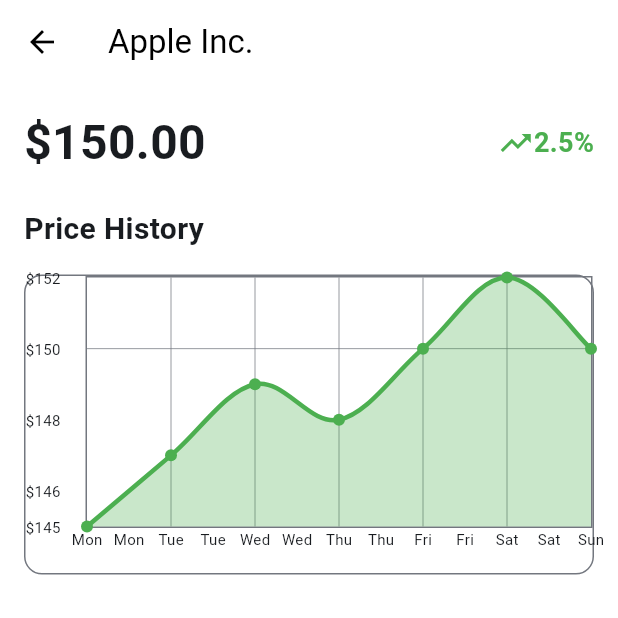
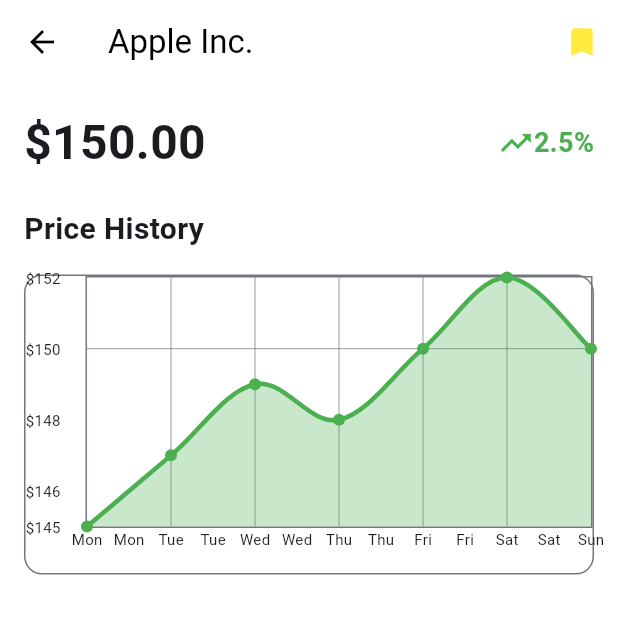
Before and after one commit to AlvinSetyaPranata/stocksmonitor, a Flutter app: the screen it shows after launch, after a tap on "Apple Inc.", on a phone screen of 412 x 824 dp, the top half of it. Run offline on Flutter 3.47's test engine with Material 3 defaults, Android fonts, the phone set to English and light mode, and no system bars; drawn by our look-alikes of fl_chart.

Commit message:
Update added bookmark icon to detail page

```diff
--- a/lib/main.dart
+++ b/lib/main.dart
@@ -168,13 +168,16 @@
   });
 }
 
-class HomeScreen extends StatelessWidget {
+class HomeScreen extends StatefulWidget {
   const HomeScreen({super.key});
 
   @override
-  Widget build(BuildContext context) {
+  State<HomeScreen> createState() => _HomeScreenState();
+}
+
+class _HomeScreenState extends State<HomeScreen> {
   // Sample stock data - only bookmarked emitents
-    final List<Stock> bookmarkedStocks = [
+  List<Stock> bookmarkedStocks = [
     Stock(
       issuer: 'Apple Inc.',
       isUp: true,
@@ -209,6 +212,26 @@
     ),
   ];
 
+  void _updateBookmarkStatus(String issuer, bool isBookmarked) {
+    setState(() {
+      for (int i = 0; i < bookmarkedStocks.length; i++) {
+        if (bookmarkedStocks[i].issuer == issuer) {
+          bookmarkedStocks[i] = Stock(
+            issuer: bookmarkedStocks[i].issuer,
+            isUp: bookmarkedStocks[i].isUp,
+            changePercentage: bookmarkedStocks[i].changePercentage,
+            price: bookmarkedStocks[i].price,
+            isBookmarked: isBookmarked,
+            priceHistory: bookmarkedStocks[i].priceHistory,
+          );
+          break;
+        }
+      }
+    });
+  }
+
+  @override
+  Widget build(BuildContext context) {
     return Scaffold(
       appBar: AppBar(
         title: const Text(
@@ -288,27 +311,36 @@
         padding: const EdgeInsets.all(16.0),
         itemCount: bookmarkedStocks.length,
         itemBuilder: (context, index) {
-          return StockCard(stock: bookmarkedStocks[index], onTap: () {
+          return StockCard(
+            stock: bookmarkedStocks[index],
+            onTap: () {
               Navigator.push(
                 context,
                 MaterialPageRoute(
-                builder: (context) => StockDetailScreen(stock: bookmarkedStocks[index]),
+                  builder: (context) => StockDetailScreen(
+                    stock: bookmarkedStocks[index],
+                    onBookmarkChanged: _updateBookmarkStatus,
+                  ),
                 ),
               );
-          });
+            },
+          );
         },
       ),
     );
   }
 }
 
-class MarketsScreen extends StatelessWidget {
+class MarketsScreen extends StatefulWidget {
   const MarketsScreen({super.key});
 
   @override
-  Widget build(BuildContext context) {
+  State<MarketsScreen> createState() => _MarketsScreenState();
+}
+
+class _MarketsScreenState extends State<MarketsScreen> {
   // Sample stock data - all markets
-    final List<Stock> allStocks = [
+  List<Stock> allStocks = [
     Stock(
       issuer: 'Apple Inc.',
       isUp: true,
@@ -330,6 +362,7 @@
       isUp: false,
       changePercentage: 1.2,
       price: 2750.00,
+      isBookmarked: false,
       priceHistory: [
         FlSpot(0, 2760),
         FlSpot(1, 2755),
@@ -361,6 +394,7 @@
       isUp: false,
       changePercentage: 3.1,
       price: 3200.00,
+      isBookmarked: false,
       priceHistory: [
         FlSpot(0, 3220),
         FlSpot(1, 3215),
@@ -376,6 +410,7 @@
       isUp: true,
       changePercentage: 5.2,
       price: 800.00,
+      isBookmarked: false,
       priceHistory: [
         FlSpot(0, 780),
         FlSpot(1, 785),
@@ -391,6 +426,7 @@
       isUp: false,
       changePercentage: 2.7,
       price: 450.00,
+      isBookmarked: false,
       priceHistory: [
         FlSpot(0, 460),
         FlSpot(1, 458),
@@ -403,6 +439,26 @@
     ),
   ];
 
+  void _updateBookmarkStatus(String issuer, bool isBookmarked) {
+    setState(() {
+      for (int i = 0; i < allStocks.length; i++) {
+        if (allStocks[i].issuer == issuer) {
+          allStocks[i] = Stock(
+            issuer: allStocks[i].issuer,
+            isUp: allStocks[i].isUp,
+            changePercentage: allStocks[i].changePercentage,
+            price: allStocks[i].price,
+            isBookmarked: isBookmarked,
+            priceHistory: allStocks[i].priceHistory,
+          );
+          break;
+        }
+      }
+    });
+  }
+
+  @override
+  Widget build(BuildContext context) {
     return Scaffold(
       appBar: AppBar(
         title: const Text('Markets'),
@@ -411,14 +467,20 @@
         padding: const EdgeInsets.all(16.0),
         itemCount: allStocks.length,
         itemBuilder: (context, index) {
-          return StockCard(stock: allStocks[index], onTap: () {
+          return StockCard(
+            stock: allStocks[index],
+            onTap: () {
               Navigator.push(
                 context,
                 MaterialPageRoute(
-                builder: (context) => StockDetailScreen(stock: allStocks[index]),
+                  builder: (context) => StockDetailScreen(
+                    stock: allStocks[index],
+                    onBookmarkChanged: _updateBookmarkStatus,
+                  ),
                 ),
               );
-          });
+            },
+          );
         },
       ),
     );
@@ -482,20 +544,54 @@
   }
 }
 
-class StockDetailScreen extends StatelessWidget {
+class StockDetailScreen extends StatefulWidget {
   final Stock stock;
+  final Function(String, bool) onBookmarkChanged;
 
-  const StockDetailScreen({super.key, required this.stock});
+  const StockDetailScreen({
+    super.key,
+    required this.stock,
+    required this.onBookmarkChanged,
+  });
+
+  @override
+  State<StockDetailScreen> createState() => _StockDetailScreenState();
+}
+
+class _StockDetailScreenState extends State<StockDetailScreen> {
+  late bool _isBookmarked;
+
+  @override
+  void initState() {
+    super.initState();
+    _isBookmarked = widget.stock.isBookmarked;
+  }
+
+  void _toggleBookmark() {
+    setState(() {
+      _isBookmarked = !_isBookmarked;
+    });
+    widget.onBookmarkChanged(widget.stock.issuer, _isBookmarked);
+  }
 
   @override
   Widget build(BuildContext context) {
     return Scaffold(
       appBar: AppBar(
-        title: Text(stock.issuer),
+        title: Text(widget.stock.issuer),
         leading: IconButton(
           icon: const Icon(Icons.arrow_back),
           onPressed: () => Navigator.pop(context),
         ),
+        actions: [
+          IconButton(
+            icon: Icon(
+              _isBookmarked ? Icons.bookmark : Icons.bookmark_border,
+              color: _isBookmarked ? Colors.yellow : null,
+            ),
+            onPressed: _toggleBookmark,
+          ),
+        ],
       ),
       body: SingleChildScrollView(
         child: Padding(
@@ -508,7 +604,7 @@
                 mainAxisAlignment: MainAxisAlignment.spaceBetween,
                 children: [
                   Text(
-                    '\$${stock.price.toStringAsFixed(2)}',
+                    '\$${widget.stock.price.toStringAsFixed(2)}',
                     style: const TextStyle(
                       fontSize: 32,
                       fontWeight: FontWeight.bold,
@@ -517,13 +613,13 @@
                   Row(
                     children: [
                       Icon(
-                        stock.isUp ? Icons.trending_up : Icons.trending_down,
-                        color: stock.isUp ? Colors.green : Colors.red,
+                        widget.stock.isUp ? Icons.trending_up : Icons.trending_down,
+                        color: widget.stock.isUp ? Colors.green : Colors.red,
                       ),
                       Text(
-                        '${stock.changePercentage}%',
+                        '${widget.stock.changePercentage}%',
                         style: TextStyle(
-                          color: stock.isUp ? Colors.green : Colors.red,
+                          color: widget.stock.isUp ? Colors.green : Colors.red,
                           fontSize: 18,
                           fontWeight: FontWeight.bold,
                         ),
@@ -549,13 +645,13 @@
                   LineChartData(
                     lineBarsData: [
                       LineChartBarData(
-                        spots: stock.priceHistory,
+                        spots: widget.stock.priceHistory,
                         isCurved: true,
-                        color: stock.isUp ? Colors.green : Colors.red,
+                        color: widget.stock.isUp ? Colors.green : Colors.red,
                         barWidth: 3,
                         belowBarData: BarAreaData(
                           show: true,
-                          color: stock.isUp
+                          color: widget.stock.isUp
                               ? Colors.green.withOpacity(0.3)
                               : Colors.red.withOpacity(0.3),
                         ),
```
Lines whose indentation alone changed are shown as unchanged.
